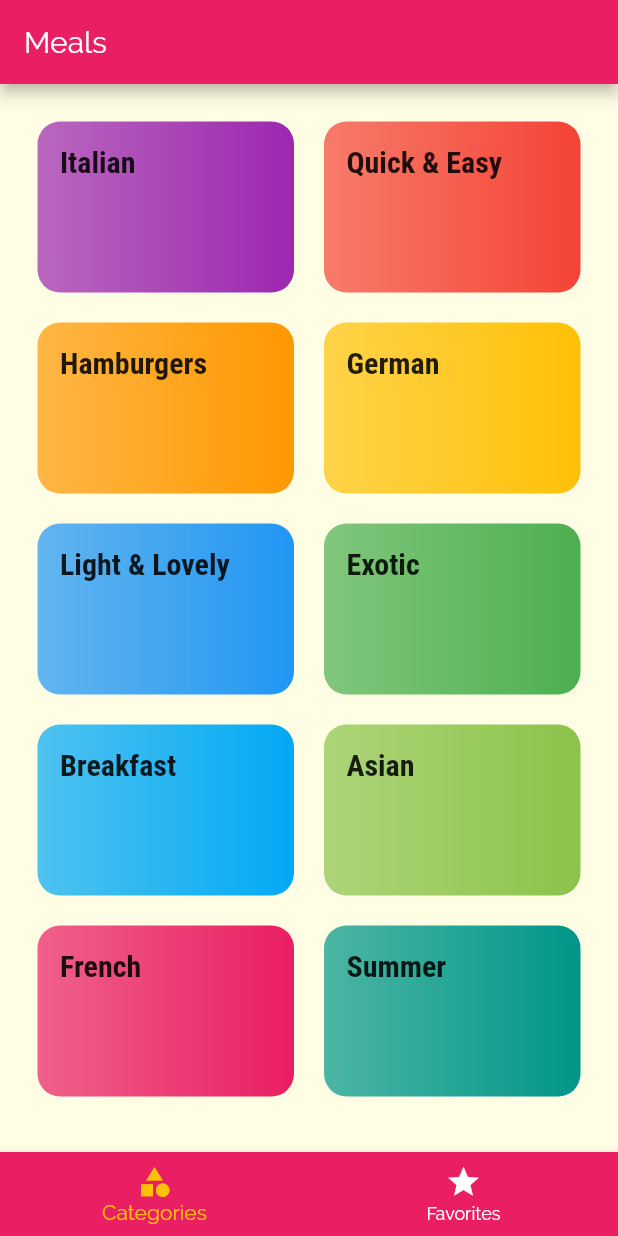
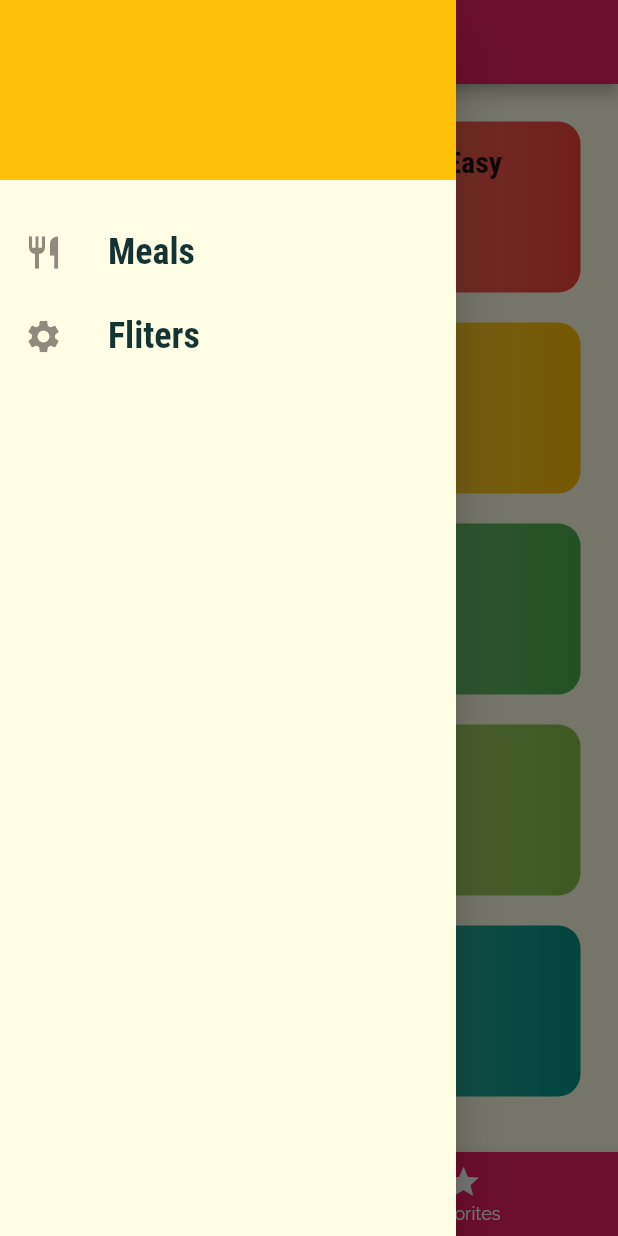
Before and after one commit to magictical/flutter_section3_meals_app, a Flutter app: the screen it shows after launch, with the side drawer open (before the commit the screen has no drawer), on a phone screen of 412 x 824 dp. Run offline on Flutter 3.47's test engine with Material 2 defaults, Android fonts, the phone set to English and light mode, and no system bars.

Commit message:
update custom Drawer with onTap function

```diff
--- a/lib/main.dart
+++ b/lib/main.dart
@@ -2,6 +2,7 @@ import 'package:flutter/material.dart';
 import './screens/tabs_screen.dart';
 import './screens/category_meals_screen.dart';
 import './screens/meal_detail_screen.dart';
+import './screens/filters_screen.dart';
 
 void main() {
   return runApp(MyApp());
@@ -34,7 +35,8 @@ class MyApp extends StatelessWidget {
       routes: {
         '/': (ctx) => TabScreen(),
         CategoryMealsScreen.routeName: (ctx) => CategoryMealsScreen(),
-        MealDetailScreen.routeName: (ctx) => MealDetailScreen()
+        MealDetailScreen.routeName: (ctx) => MealDetailScreen(),
+        FiltersScreen.routeName: (ctx) => FiltersScreen(),
       },
       // default configure for route that use pushName() but not exist in routes list
       // onGenerateRoute: (settings) {
--- /dev/null
+++ b/lib/screens/filters_screen.dart
@@ -0,0 +1,11 @@
+import 'package:flutter/material.dart';
+
+class FiltersScreen extends StatelessWidget {
+  static const routeName = '/filters';
+  @override
+  Widget build(BuildContext context) {
+    return Center(
+      child: Text('Filters!'),
+    );
+  }
+}
--- a/lib/screens/tabs_screen.dart
+++ b/lib/screens/tabs_screen.dart
@@ -1,6 +1,7 @@
 import 'package:flutter/material.dart';
 import '../screens/categories_screen.dart';
 import '../screens/favorites_screen.dart';
+import '../widget/main_drawer.dart';
 
 class TabScreen extends StatefulWidget {
   @override
@@ -32,6 +33,7 @@ class _TabScreenState extends State<TabScreen> {
       appBar: AppBar(
         title: Text('Meals'),
       ),
+      drawer: MainDrawer(),
       body: _page[_selectedPageIndex]['page'],
       bottomNavigationBar: BottomNavigationBar(
         backgroundColor: Theme.of(context).primaryColor,
@@ -43,11 +45,12 @@ class _TabScreenState extends State<TabScreen> {
         currentIndex: _selectedPageIndex,
         items: [
           BottomNavigationBarItem(
+            backgroundColor: Theme.of(context).primaryColor,
             icon: Icon(Icons.category),
             title: Text('Categories'),
           ),
           BottomNavigationBarItem(
-            backgroundColor: Colors.purple,
+            backgroundColor: Theme.of(context).primaryColor,
             icon: Icon(Icons.star),
             title: Text('Favorites'),
           ),
--- /dev/null
+++ b/lib/widget/main_drawer.dart
@@ -0,0 +1,59 @@
+import 'package:flutter/material.dart';
+import 'package:section3_mealapp/screens/categories_screen.dart';
+import 'package:section3_mealapp/screens/category_meals_screen.dart';
+import 'package:section3_mealapp/screens/filters_screen.dart';
+
+class MainDrawer extends StatelessWidget {
+  Widget buildListTile(String title, IconData icon, Function tabHandler) {
+    return ListTile(
+      leading: Icon(
+        icon,
+        size: 26,
+      ),
+      title: Text(
+        title,
+        style: TextStyle(
+          fontFamily: 'RobotoCondensed',
+          fontSize: 24,
+          fontWeight: FontWeight.bold,
+        ),
+      ),
+      onTap: () {
+        tabHandler();
+      },
+    );
+  }
+
+  @override
+  Widget build(BuildContext context) {
+    return Drawer(
+      child: Column(
+        children: <Widget>[
+          Container(
+            height: 120,
+            width: double.infinity,
+            padding: EdgeInsets.all(20),
+            alignment: Alignment.centerLeft,
+            color: Theme.of(context).accentColor,
+            child: Text(
+              'Cooking up!',
+              style: TextStyle(
+                  fontWeight: FontWeight.w900,
+                  fontSize: 30,
+                  color: Theme.of(context).accentColor),
+            ),
+          ),
+          SizedBox(
+            height: 20,
+          ),
+          buildListTile('Meals', Icons.restaurant, () {
+            Navigator.of(context).pushNamed('/');
+          }),
+          buildListTile('Fliters', Icons.settings, () {
+            Navigator.of(context).pushNamed(FiltersScreen.routeName);
+          }),
+        ],
+      ),
+    );
+  }
+}
```
